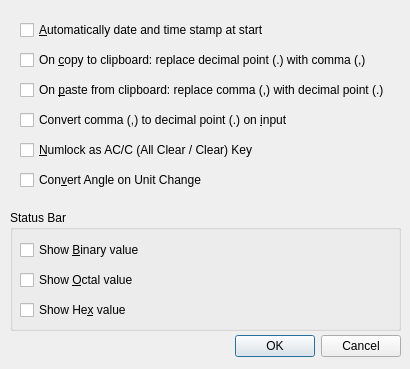
Kudaschov/ViCalc, file vicalc/ui/options_dialog.ui: the form before one commit.
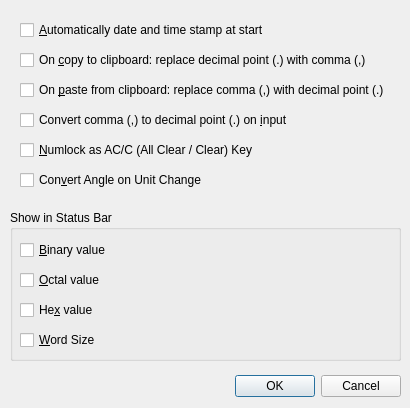
The form after the commit.

Commit message: Add Bitwise NOT Operation and Word Size Support

```diff
--- a/vicalc/ui/options_dialog.ui
+++ b/vicalc/ui/options_dialog.ui
@@ -7,7 +7,7 @@
     <x>0</x>
     <y>0</y>
     <width>410</width>
-    <height>369</height>
+    <height>408</height>
    </rect>
   </property>
   <property name="windowTitle">
@@ -20,7 +20,7 @@
    <property name="geometry">
     <rect>
      <x>10</x>
-     <y>330</y>
+     <y>370</y>
      <width>391</width>
      <height>32</height>
     </rect>
@@ -122,14 +122,14 @@
      <x>10</x>
      <y>210</y>
      <width>391</width>
-     <height>121</height>
+     <height>151</height>
     </rect>
    </property>
    <property name="locale">
     <locale language="English" country="Germany"/>
    </property>
    <property name="title">
-    <string>Status Bar</string>
+    <string>Show in Status Bar</string>
    </property>
    <widget class="QCheckBox" name="showBinaryValueCheckBox">
     <property name="geometry">
@@ -141,7 +141,7 @@
      </rect>
     </property>
     <property name="text">
-     <string>Show &amp;Binary value</string>
+     <string>&amp;Binary value</string>
     </property>
    </widget>
    <widget class="QCheckBox" name="showOctalValueCheckBox">
@@ -154,7 +154,7 @@
      </rect>
     </property>
     <property name="text">
-     <string>Show &amp;Octal value</string>
+     <string>&amp;Octal value</string>
     </property>
    </widget>
    <widget class="QCheckBox" name="showHexValueCheckBox">
@@ -167,7 +167,20 @@
      </rect>
     </property>
     <property name="text">
-     <string>Show He&amp;x value</string>
+     <string>He&amp;x value</string>
+    </property>
+   </widget>
+   <widget class="QCheckBox" name="showWordSizeCheckBox">
+    <property name="geometry">
+     <rect>
+      <x>10</x>
+      <y>120</y>
+      <width>75</width>
+      <height>20</height>
+     </rect>
+    </property>
+    <property name="text">
+     <string>&amp;Word Size</string>
     </property>
    </widget>
   </widget>
```
The commit also changes 13 other files.
